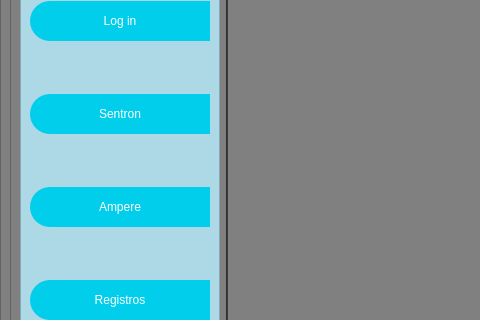
Qt form scada/QtScada/SCADA2.ui (jorgecard/Telecontrol_r) before a commit; both pictures show x 0 to 480 and y 124 to 444 of the 814 by 534 pixel window.
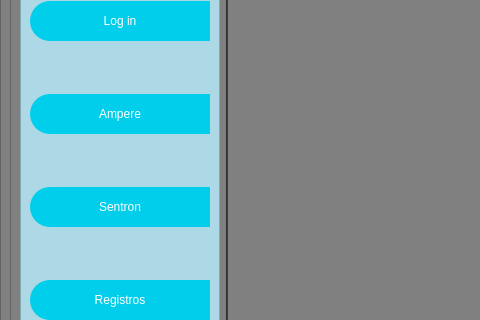
The same form after that commit. Icons and pictures are not drawn.

```diff
--- a/scada/QtScada/SCADA2.ui
+++ b/scada/QtScada/SCADA2.ui
@@ -191,7 +191,7 @@
                 </size>
                </property>
                <property name="text">
-                <string>Sentron</string>
+                <string>Ampere</string>
                </property>
                <property name="icon">
                 <iconset>
@@ -214,7 +214,7 @@
                 </size>
                </property>
                <property name="text">
-                <string>Ampere</string>
+                <string>Sentron</string>
                </property>
                <property name="icon">
                 <iconset>
```
